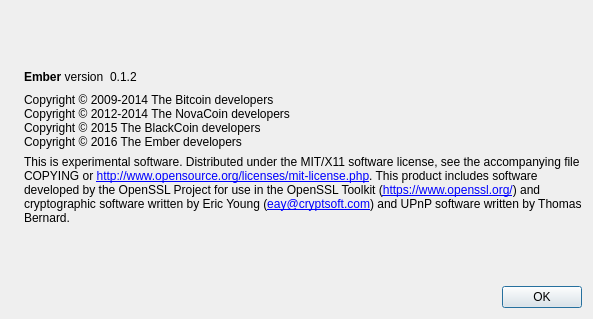
The window that src/qt/forms/aboutdialog.ui (zjohnson24/Ember) describes before a commit, drawn with Qt 5.
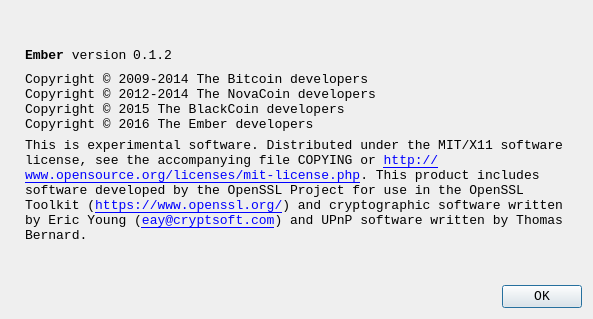
The same window after the commit. Icons and pictures are not drawn.

What changed in the file:
```diff
--- a/src/qt/forms/aboutdialog.ui
+++ b/src/qt/forms/aboutdialog.ui
@@ -10,6 +10,12 @@
     <height>319</height>
    </rect>
   </property>
+  <property name="font">
+   <font>
+    <family>Consolas</family>
+    <pointsize>10</pointsize>
+   </font>
+  </property>
   <property name="windowTitle">
    <string>About Ember</string>
   </property>
```
